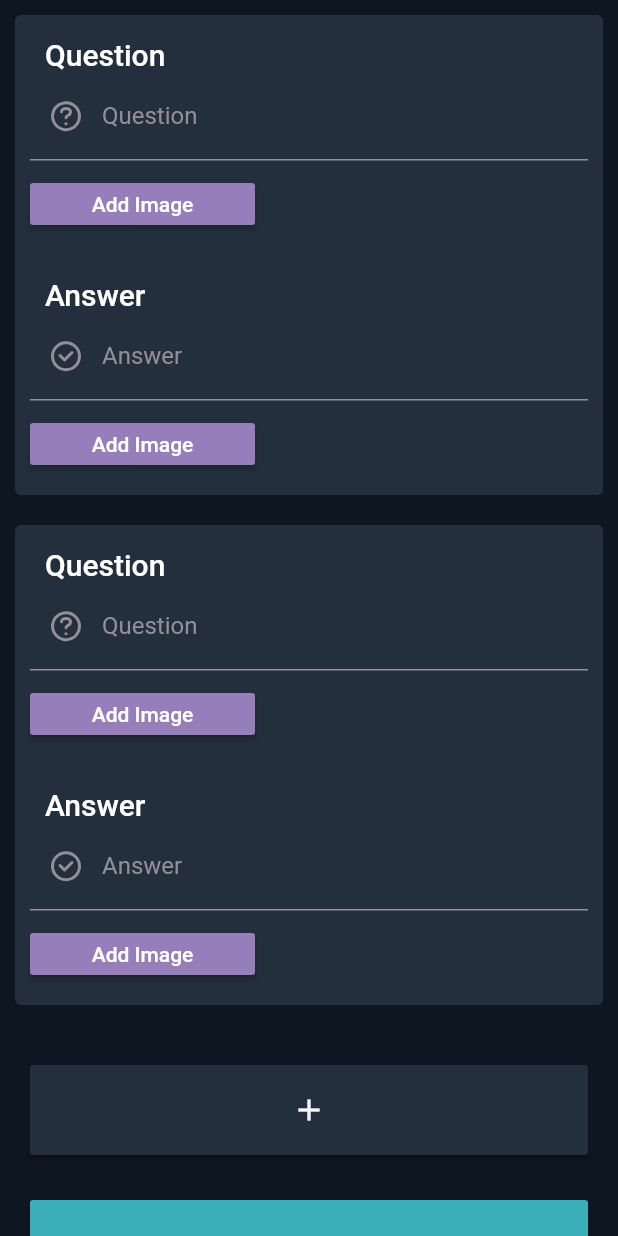
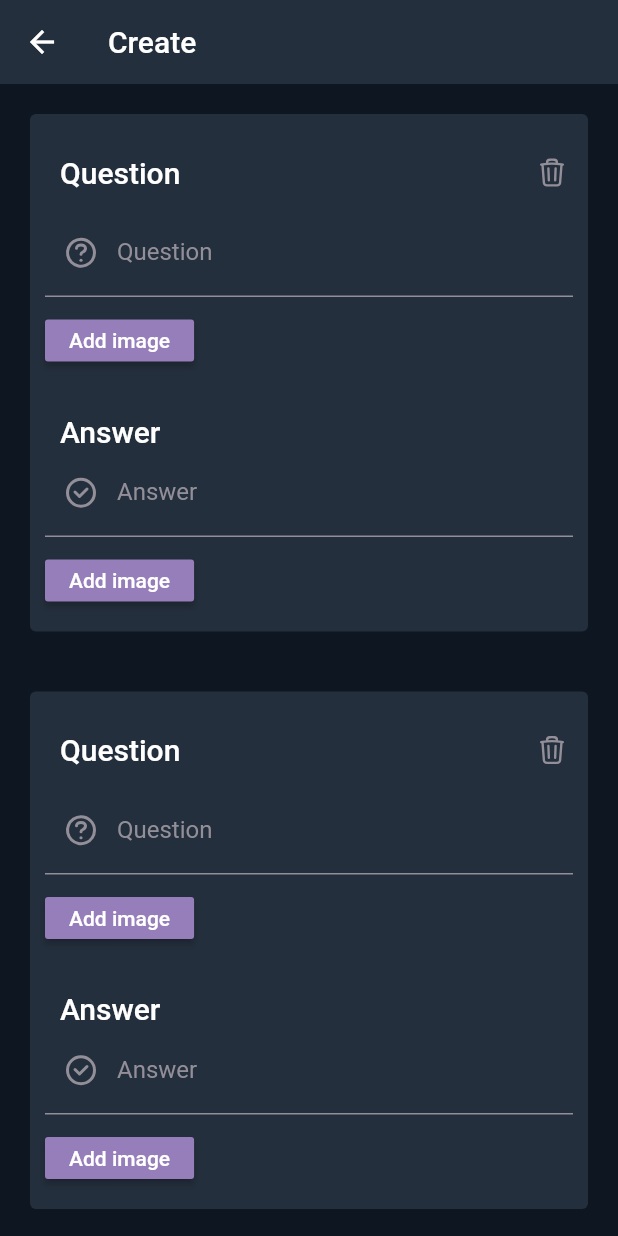
Before and after one commit to InnoStudyHub/front-end, a Flutter app: the AddCardsPage screen opened directly, after a tap on the "add" icon, on a phone screen of 412 x 824 dp. Run offline on Flutter 3.47's test engine with Material 2 defaults, Android fonts, the phone set to English and light mode, and no system bars; our stand-ins replace flutter_svg, get, get_storage, image_picker; accounts and stored records are empty.

Commit message:
implemented image addition, image preview and deck upload

```diff
--- a/lib/common/constants.dart
+++ b/lib/common/constants.dart
@@ -1,4 +1,4 @@
-const String serverIP = "http://34.118.20.242:8000";
+const String serverIP = "http://192.168.43.153:8001";
 const int registerSuccessCode = 201;
 const int registerCredentialsAlreadyExistCode = 400;
 const int loginSuccessCode = 200;
--- a/lib/domain/repository/remote/auth_repository_impl.dart
+++ b/lib/domain/repository/remote/auth_repository_impl.dart
@@ -16,7 +16,7 @@ class AuthRepositoryImpl implements AuthRepository {
     required String password,
     required String fullName,
   }) async {
-    var url = Uri.parse("$serverIP/user/register/");
+    var url = Uri.parse("$serverIP/auth/register/");
 
     var body = json
         .encode({"email": email, "fullname": fullName, "password": password});
@@ -47,7 +47,7 @@ class AuthRepositoryImpl implements AuthRepository {
   @override
   Future<Resource<Token>> login(
       {required String email, required String password}) async {
-    var url = Uri.parse("$serverIP/user/login/");
+    var url = Uri.parse("$serverIP/auth/login/");
 
     var body = json.encode({"email": email, "password": password});
 
--- /dev/null
+++ b/lib/main.dart
@@ -0,0 +1,41 @@
+import 'package:flutter/material.dart';
+import 'package:get/get.dart';
+import 'package:get_storage/get_storage.dart';
+import 'package:study_hub/presentation/main_controller.dart';
+import 'presentation/main_binding.dart';
+import 'presentation/util/app_pages.dart';
+import 'presentation/util/color_codes.dart';
+
+void main() async {
+  await GetStorage.init();
+  runApp(const MyApp());
+}
+
+class MyApp extends StatelessWidget {
+  const MyApp({super.key});
+
+  // This widget is the root of your application.
+  @override
+  Widget build(BuildContext context) {
+    final controller = Get.put(MainController());
+    return Listener(
+      onPointerDown: (_) {
+        FocusScopeNode currentFocus = FocusScope.of(context);
+        if (!currentFocus.hasPrimaryFocus &&
+            currentFocus.focusedChild != null) {
+          currentFocus.focusedChild!.unfocus();
+        }
+      },
+      child: GetMaterialApp(
+        theme: ThemeData(
+          primarySwatch: mainAppColor,
+          scaffoldBackgroundColor: const Color.fromARGB(255, 14, 22, 33),
+        ),
+        debugShowCheckedModeBanner: false,
+        initialRoute: controller.initialRoute,
+        initialBinding: MainBinding(),
+        getPages: AppPages.list,
+      ),
+    );
+  }
+}
--- a/lib/model/models/create_deck.dart
+++ b/lib/model/models/create_deck.dart
@@ -1,12 +1,33 @@
+import 'package:flutter/material.dart';
 import 'create_card.dart';
 
 class CreateDeck {
+  final int folderId;
   final String deckName;
-  final String materialSemester;
-  final List<CreateCard> cards;
+  final String semester;
+  List<CreateCard> cards = [];
 
-  CreateDeck(
-      {required this.deckName,
-      required this.materialSemester,
-      required this.cards});
+  CreateDeck({
+    required this.folderId,
+    required this.deckName,
+    required this.semester,
+  });
+
+  Map<String, Object?> toJson() {
+    List<Map<String, Object?>> cards = [];
+
+    for (int i = 0; i < this.cards.length; i++) {
+      cards.add(this.cards[i].toJson(i));
+    }
+
+    var json = {
+      "folder_id": 1,
+      "deck_name": deckName,
+      "semester": semester,
+      "cards": cards,
+    };
+
+    debugPrint("create_deck, toJson: $json");
+    return json;
+  }
 }
--- /dev/null
+++ b/lib/model/repository/deck_repository.dart
@@ -0,0 +1,6 @@
+import 'package:study_hub/model/models/create_deck.dart';
+import 'package:study_hub/model/models/resource.dart';
+
+abstract class DeckRepository {
+  Future<Resource<void>> uploadDeck(CreateDeck deck, String accessToken);
+}
--- a/lib/presentation/main_binding.dart
+++ b/lib/presentation/main_binding.dart
@@ -1,6 +1,8 @@
 import 'package:get/get.dart';
 import 'package:get_storage/get_storage.dart';
 import 'package:study_hub/domain/repository/remote/auth_repository_impl.dart';
+import 'package:study_hub/model/repository/deck_repository.dart';
+import '../domain/repository/remote/deck_repository_impl.dart';
 import '../model/repository/auth_repository.dart';
 
 class MainBinding implements Bindings {
@@ -8,5 +10,6 @@ class MainBinding implements Bindings {
   void dependencies() {
     Get.put<AuthRepository>(AuthRepositoryImpl());
     Get.put<GetStorage>(GetStorage());
+    Get.put<DeckRepository>(DeckRepositoryImpl());
   }
 }
--- a/lib/presentation/session/create/create_card/add_cards.dart
+++ b/lib/presentation/session/create/create_card/add_cards.dart
@@ -1,5 +1,6 @@
 import 'package:flutter/material.dart';
 import 'package:get/get.dart';
+import 'single_card_view.dart';
 import '../create_card/add_cards_controller.dart';
 import '../../../util/color_codes.dart';
 
@@ -10,10 +11,16 @@ class AddCardsPage extends StatelessWidget {
   Widget build(BuildContext context) {
     return GetBuilder<AddCardsController>(builder: (controller) {
       return Scaffold(
-        body: SafeArea(
-          child: ListView(
+        appBar: AppBar(
+          title: const Text("Create"),
+          elevation: 0,
+        ),
+        body: SingleChildScrollView(
+          physics: const ScrollPhysics(),
+          child: Column(
+            crossAxisAlignment: CrossAxisAlignment.stretch,
             children: <Widget>[
-              Column(children: controller.cardViews),
+              _cards(controller, context),
               _addButton(controller),
               _finishButton(controller),
             ],
@@ -23,6 +30,21 @@ class AddCardsPage extends StatelessWidget {
     });
   }
 
+  Widget _cards(AddCardsController controller, BuildContext context) {
+    return ListView.builder(
+      shrinkWrap: true,
+      physics: const NeverScrollableScrollPhysics(),
+      itemCount: controller.cardModels.length,
+      itemBuilder: (context, index) {
+        return singleCardView(
+          index: index,
+          controller: controller,
+          context: context,
+        );
+      },
+    );
+  }
+
   Widget _addButton(AddCardsController controller) {
     return Container(
       margin: const EdgeInsets.fromLTRB(20, 30, 20, 0),
@@ -30,6 +52,7 @@ class AddCardsPage extends StatelessWidget {
       child: MaterialButton(
         onPressed: () {
           controller.addCard();
+          controller.update();
         },
         color: mainAppColor,
         child: const Icon(
@@ -46,7 +69,7 @@ class AddCardsPage extends StatelessWidget {
       height: 60,
       child: MaterialButton(
         onPressed: () {
-          controller.validateAll();
+          controller.finish();
           controller.update();
         },
         color: selectedTabColor,
--- a/lib/presentation/session/create/create_card/add_cards_controller.dart
+++ b/lib/presentation/session/create/create_card/add_cards_controller.dart
@@ -1,60 +1,58 @@
 import 'package:flutter/material.dart';
 import 'package:get/get.dart';
-import 'single_card_view.dart';
+import 'package:study_hub/model/models/create_card.dart';
+import 'package:study_hub/model/models/create_deck.dart';
+import 'package:study_hub/model/repository/auth_repository.dart';
+import 'package:study_hub/model/repository/deck_repository.dart';
 
 class AddCardsController extends GetxController {
-  List<Widget> cardViews = [];
+  CreateDeck deck;
 
-  List<TextEditingController> questionControllers = [];
-  List<String> questions = [];
-  List<String?> questionErrors = [];
+  AddCardsController(this.deck) {
+    addCard();
+  }
 
-  List<TextEditingController> answerControllers = [];
-  List<String?> answers = [];
+  final deckRepo = Get.find<DeckRepository>();
+  final authRepo = Get.find<AuthRepository>();
+  List<CreateCard> cardModels = [];
 
   void addCard() {
-    questionControllers.add(TextEditingController());
-    answerControllers.add(TextEditingController());
-    questions.add("");
-    questionErrors.add(null);
-    answers.add(null);
-
-    questionControllers.last.addListener(() {
-      questions.last = questionControllers.last.text.toString();
-      debugPrint("${questions.last} ${questions.indexOf(questions.last)}");
-      questionErrors.last = null;
-      update();
-    });
-
-    answerControllers.last.addListener(() {
-      answers.last = answerControllers.last.text;
-      debugPrint(answers.last);
-    });
-
-    cardViews.add(singleCardView(
-      questionController: questionControllers.last,
-      answerController: answerControllers.last,
-      questionError: questionErrors.last,
-    ));
-
+    cardModels.add(CreateCard(this));
     update();
   }
 
   void validateAll() {
-    for (int i = 0; i < cardViews.length; i++) {
-      validateForm(i);
+    bool isValid = true;
+
+    for (int i = 0; i < cardModels.length; i++) {
+      if (!isFormValid(i)) {
+        debugPrint("add_cards_controller Form is not valid");
+        isValid = false;
+        break;
+      }
       update();
+    }
+    if (isValid) {
+      debugPrint("add_cards_controller ${cardModels.toString()}");
+      deck.cards = cardModels;
     }
   }
 
-  AddCardsController() {
-    addCard();
+  bool isFormValid(int i) {
+    return cardModels[i].isValid();
   }
 
-  void validateForm(int i) {
-    if (questions[i].isEmpty) {
-      questionErrors[i] = "Question must not be empty";
-      debugPrint("$i, ${questionErrors[i]}");
-    }
+  void deleteCard(int i) {
+    cardModels.removeAt(i);
+    update();
+  }
+
+  void finish() async {
+    validateAll();
+    var token =
+        await authRepo.login(email: "dias@pivas.com", password: "password");
+    var accessToken = token.data?.accessToken;
+    debugPrint("add_cards_controller, finish : ${deck.cards.toString()}");
+    await deckRepo.uploadDeck(deck, accessToken!);
   }
 }
--- a/lib/presentation/session/create/create_card/single_card_view.dart
+++ b/lib/presentation/session/create/create_card/single_card_view.dart
@@ -1,41 +1,20 @@
+import 'dart:io';
 import 'package:flutter/material.dart';
 import 'package:flutter_svg/svg.dart';
+import 'package:get/get.dart';
+import 'package:image_picker/image_picker.dart';
 import '../../../util/color_codes.dart';
+import '../../../util/fullscreen_image.dart';
+import 'add_cards_controller.dart';
 
 Widget singleCardView({
-  required TextEditingController questionController,
-  required TextEditingController answerController,
-  required String? questionError,
+  required AddCardsController controller,
+  required int index,
+  required BuildContext context,
 }) {
-  return Container(
-    margin: const EdgeInsets.all(10),
-    decoration: BoxDecoration(
-      color: mainAppColor,
-      borderRadius: BorderRadius.circular(4),
-    ),
-    child: Column(
-      children: <Widget>[
-        _formFieldHeading("Question"),
-        _formField(
-          controller: questionController,
-          asset: "assets/icons/create_cards/create_card_question_mark.svg",
-          label: "Question",
-          error: questionError,
-        ),
-        _addImageButton(() {}),
-        _formFieldHeading("Answer"),
-        _formField(
-          controller: answerController,
-          asset: "assets/icons/create_cards/create_card_answer_tick.svg",
-          label: "Answer",
-        ),
-        _addImageButton(() {}),
-      ],
-    ),
-  );
-}
+  final ImagePicker picker = ImagePicker();
 
-Widget _formFieldHeading(String heading) {
+  Widget formFieldHeading(String heading) {
     return Align(
       alignment: Alignment.topLeft,
       child: Container(
@@ -53,7 +32,23 @@ Widget _formFieldHeading(String heading) {
     );
   }
 
-Widget _formField({
+  Widget deleteButton() {
+    return Container(
+      margin: const EdgeInsets.only(top: 15),
+      child: IconButton(
+        onPressed: () {
+          controller.deleteCard(index);
+        },
+        icon: SvgPicture.asset(
+          "assets/icons/create_cards/delete_card.svg",
+          width: 20,
+          height: 20,
+        ),
+      ),
+    );
+  }
+
+  Widget formField({
     required TextEditingController controller,
     String? error,
     required String asset,
@@ -84,29 +79,141 @@ Widget _formField({
     );
   }
 
-Widget _addImageButton(VoidCallback callback) {
+  Widget addImageButton(bool isQuestion) {
+    String title = "Add image";
+    if (!isQuestion && controller.cardModels[index].answerImages != null) {
+      title = "Add";
+    }
+
     return Align(
       alignment: Alignment.topLeft,
       child: Container(
-      margin: const EdgeInsets.only(top: 15, left: 10, bottom: 20),
+        margin: const EdgeInsets.fromLTRB(10, 15, 10, 20),
         height: 28,
-      width: 150,
         child: MaterialButton(
-        onPressed: () {
-          callback();
-        },
-        //padding: const EdgeInsets.symmetric(horizontal: 50),
           color: purpleAppColor,
-        child: const Text(
-          "Add Image",
-          style: TextStyle(
+          child: Text(
+            title,
+            style: const TextStyle(
               color: Colors.white,
               fontFamily: "Roboto",
               fontWeight: FontWeight.w500,
               fontSize: 14,
             ),
           ),
+          onPressed: () async {
+            XFile? im = await picker.pickImage(source: ImageSource.gallery);
+            if (isQuestion) {
+              controller.cardModels[index].questionImage = im!.path;
+            } else {
+              if (controller.cardModels[index].answerImages == null) {
+                controller.cardModels[index].answerImages = [im!.path];
+              } else {
+                controller.cardModels[index].answerImages!.add(im!.path);
+              }
+            }
+            controller.update();
+          },
         ),
       ),
     );
   }
+
+  Widget imagePreview(String? image, bool isQuestion, int i) {
+    var tag = "$index $isQuestion $i";
+    return image != null
+        ? Container(
+            margin: const EdgeInsets.all(10),
+            constraints: const BoxConstraints(
+              maxHeight: 50,
+              maxWidth: 300,
+            ),
+            child: GestureDetector(
+              onTap: () {
+                Get.to(FullscreenImage(
+                  card: controller.cardModels[index],
+                  isQuestion: isQuestion,
+                  index: i,
+                  update: controller.update,
+                  heroTag: tag,
+                ));
+              },
+              child: Hero(
+                  tag: tag,
+                  child: Image(
+                    image: FileImage(File(image)),
+                    fit: BoxFit.scaleDown,
+                    height: 50,
+                  )),
+            ))
+        : const Center();
+  }
+
+  Widget imagePreviewList() {
+    return controller.cardModels[index].answerImages == null
+        ? Container()
+        : SizedBox(
+            height: 70,
+            child: ListView.builder(
+              shrinkWrap: true,
+              scrollDirection: Axis.horizontal,
+              physics: const NeverScrollableScrollPhysics(),
+              itemCount: controller.cardModels[index].answerImages!.length,
+              itemBuilder: (context, i) {
+                return imagePreview(
+                    controller.cardModels[index].answerImages![i], false, i);
+              },
+            ),
+          );
+  }
+
+  return Container(
+    margin: const EdgeInsets.all(20),
+    decoration: BoxDecoration(
+      color: mainAppColor,
+      borderRadius: BorderRadius.circular(4),
+    ),
+    child: Column(
+      crossAxisAlignment: CrossAxisAlignment.start,
+      children: <Widget>[
+        Row(
+          mainAxisAlignment: MainAxisAlignment.spaceBetween,
+          children: [
+            formFieldHeading("Question"),
+            deleteButton(),
+          ],
+        ),
+        formField(
+          controller: controller.cardModels[index].questionController,
+          asset: "assets/icons/create_cards/create_card_question_mark.svg",
+          label: "Question",
+          error: controller.cardModels[index].questionError,
+        ),
+        Row(
+          children: [
+            controller.cardModels[index].questionImage == null
+                ? addImageButton(true)
+                : const Center(),
+            imagePreview(controller.cardModels[index].questionImage, true, 0),
+          ],
+        ),
+        formFieldHeading("Answer"),
+        formField(
+          controller: controller.cardModels[index].answerController,
+          asset: "assets/icons/create_cards/create_card_answer_tick.svg",
+          label: "Answer",
+        ),
+        SingleChildScrollView(
+          scrollDirection: Axis.horizontal,
+          physics: const BouncingScrollPhysics(),
+          child: Row(
+            children: [
+              imagePreviewList(),
+              addImageButton(false),
+            ],
+          ),
+        ),
+      ],
+    ),
+  );
+}
--- a/pubspec.yaml
+++ b/pubspec.yaml
@@ -40,6 +40,8 @@ dependencies:
   flutter_svg: ^1.1.5
   http: ^0.13.5
   get_storage: ^2.0.3
+  image_picker: ^0.8.6
+  http_parser: ^4.0.2
 
 dev_dependencies:
   flutter_test:
```
Also changed, not shown: lib/domain/repository/remote/deck_repository_impl.dart (added, +63 -0 lines), lib/model/models/create_card.dart (+55 -14 lines), lib/presentation/main.dart (deleted, +0 -32 lines), lib/presentation/session/create/create_deck_controller.dart (+9 -2 lines), lib/presentation/util/fullscreen_image.dart (added, +60 -0 lines), assets/icons/create_cards/delete_card.svg (added), pubspec.lock, 2 other files. Lines whose indentation alone changed are shown as unchanged.
